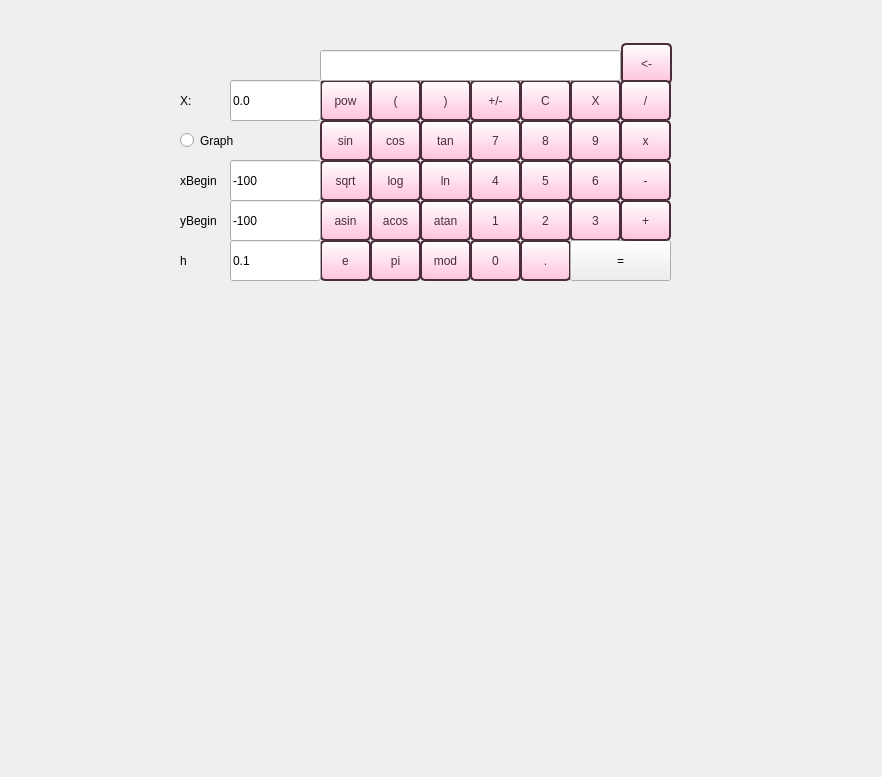
Qt form new/mainwindow.ui (ohiamdaria/smartcalc) before a commit.
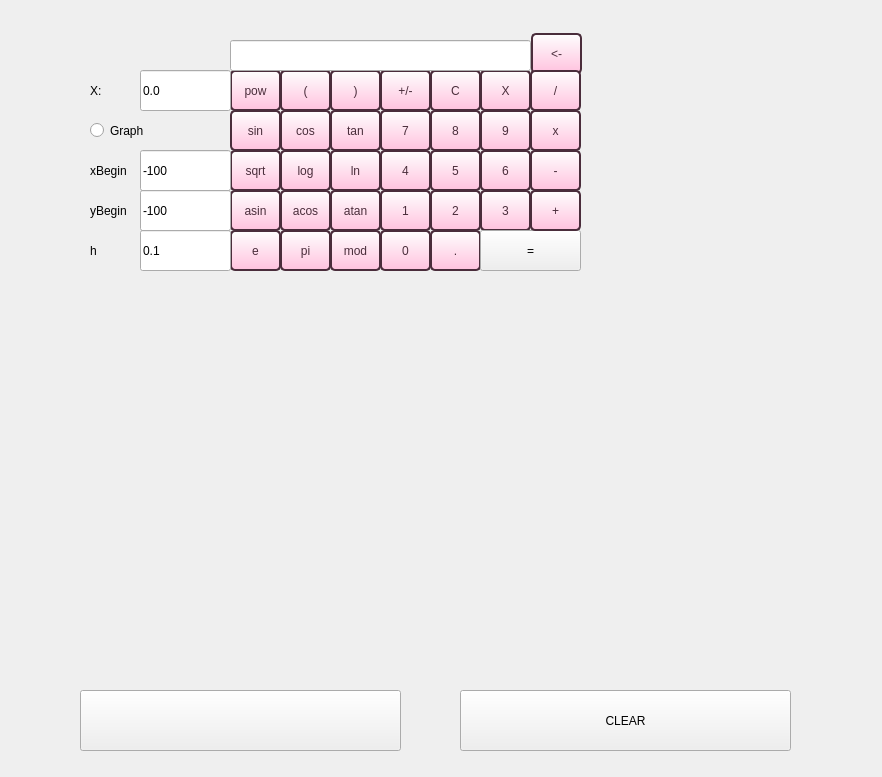
The same form after that commit. Custom widgets are drawn as their Qt base class.

Patch:
```diff
--- a/new/mainwindow.ui
+++ b/new/mainwindow.ui
@@ -20,15 +20,15 @@
       <x>38</x>
       <y>330</y>
       <width>801</width>
-      <height>364</height>
+      <height>321</height>
      </rect>
     </property>
    </widget>
    <widget class="QPushButton" name="push_pow">
     <property name="geometry">
      <rect>
-      <x>320</x>
-      <y>80</y>
+      <x>230</x>
+      <y>70</y>
       <width>51</width>
       <height>41</height>
      </rect>
@@ -65,8 +65,8 @@
    <widget class="QPushButton" name="push_sin">
     <property name="geometry">
      <rect>
-      <x>320</x>
-      <y>120</y>
+      <x>230</x>
+      <y>110</y>
       <width>51</width>
       <height>41</height>
      </rect>
@@ -101,8 +101,8 @@
    <widget class="QPushButton" name="push_sqrt">
     <property name="geometry">
      <rect>
-      <x>320</x>
-      <y>160</y>
+      <x>230</x>
+      <y>150</y>
       <width>51</width>
       <height>41</height>
      </rect>
@@ -137,8 +137,8 @@
    <widget class="QPushButton" name="push_asin">
     <property name="geometry">
      <rect>
-      <x>320</x>
-      <y>200</y>
+      <x>230</x>
+      <y>190</y>
       <width>51</width>
       <height>41</height>
      </rect>
@@ -173,8 +173,8 @@
    <widget class="QPushButton" name="push_e">
     <property name="geometry">
      <rect>
-      <x>320</x>
-      <y>240</y>
+      <x>230</x>
+      <y>230</y>
       <width>51</width>
       <height>41</height>
      </rect>
@@ -209,8 +209,8 @@
    <widget class="QPushButton" name="push_right">
     <property name="geometry">
      <rect>
-      <x>370</x>
-      <y>80</y>
+      <x>280</x>
+      <y>70</y>
       <width>51</width>
       <height>41</height>
      </rect>
@@ -245,8 +245,8 @@
    <widget class="QPushButton" name="push_cos">
     <property name="geometry">
      <rect>
-      <x>370</x>
-      <y>120</y>
+      <x>280</x>
+      <y>110</y>
       <width>51</width>
       <height>41</height>
      </rect>
@@ -281,8 +281,8 @@
    <widget class="QPushButton" name="push_log">
     <property name="geometry">
      <rect>
-      <x>370</x>
-      <y>160</y>
+      <x>280</x>
+      <y>150</y>
       <width>51</width>
       <height>41</height>
      </rect>
@@ -318,8 +318,8 @@
    <widget class="QPushButton" name="push_acos">
     <property name="geometry">
      <rect>
-      <x>370</x>
-      <y>200</y>
+      <x>280</x>
+      <y>190</y>
       <width>51</width>
       <height>41</height>
      </rect>
@@ -354,8 +354,8 @@
    <widget class="QPushButton" name="push_pi">
     <property name="geometry">
      <rect>
-      <x>370</x>
-      <y>240</y>
+      <x>280</x>
+      <y>230</y>
       <width>51</width>
       <height>41</height>
      </rect>
@@ -390,8 +390,8 @@
    <widget class="QPushButton" name="push_left">
     <property name="geometry">
      <rect>
-      <x>420</x>
-      <y>80</y>
+      <x>330</x>
+      <y>70</y>
       <width>51</width>
       <height>41</height>
      </rect>
@@ -426,8 +426,8 @@
    <widget class="QPushButton" name="push_tan">
     <property name="geometry">
      <rect>
-      <x>420</x>
-      <y>120</y>
+      <x>330</x>
+      <y>110</y>
       <width>51</width>
       <height>41</height>
      </rect>
@@ -468,8 +468,8 @@
    <widget class="QPushButton" name="push_ln">
     <property name="geometry">
      <rect>
-      <x>420</x>
-      <y>160</y>
+      <x>330</x>
+      <y>150</y>
       <width>51</width>
       <height>41</height>
      </rect>
@@ -504,8 +504,8 @@
    <widget class="QPushButton" name="push_atan">
     <property name="geometry">
      <rect>
-      <x>420</x>
-      <y>200</y>
+      <x>330</x>
+      <y>190</y>
       <width>51</width>
       <height>41</height>
      </rect>
@@ -540,8 +540,8 @@
    <widget class="QPushButton" name="push_mod">
     <property name="geometry">
      <rect>
-      <x>420</x>
-      <y>240</y>
+      <x>330</x>
+      <y>230</y>
       <width>51</width>
       <height>41</height>
      </rect>
@@ -576,8 +576,8 @@
    <widget class="QPushButton" name="push_unary">
     <property name="geometry">
      <rect>
-      <x>470</x>
-      <y>80</y>
+      <x>380</x>
+      <y>70</y>
       <width>51</width>
       <height>41</height>
      </rect>
@@ -612,8 +612,8 @@
    <widget class="QPushButton" name="push_7">
     <property name="geometry">
      <rect>
-      <x>470</x>
-      <y>120</y>
+      <x>380</x>
+      <y>110</y>
       <width>51</width>
       <height>41</height>
      </rect>
@@ -648,8 +648,8 @@
    <widget class="QPushButton" name="push_4">
     <property name="geometry">
      <rect>
-      <x>470</x>
-      <y>160</y>
+      <x>380</x>
+      <y>150</y>
       <width>51</width>
       <height>41</height>
      </rect>
@@ -684,8 +684,8 @@
    <widget class="QPushButton" name="push_1">
     <property name="geometry">
      <rect>
-      <x>470</x>
-      <y>200</y>
+      <x>380</x>
+      <y>190</y>
       <width>51</width>
       <height>41</height>
      </rect>
@@ -720,8 +720,8 @@
    <widget class="QPushButton" name="push_0">
     <property name="geometry">
      <rect>
-      <x>470</x>
-      <y>240</y>
+      <x>380</x>
+      <y>230</y>
       <width>51</width>
       <height>41</height>
      </rect>
@@ -1060,8 +1060,8 @@
    <widget class="QPushButton" name="push_clear_2">
     <property name="geometry">
      <rect>
-      <x>520</x>
-      <y>80</y>
+      <x>430</x>
+      <y>70</y>
       <width>51</width>
       <height>41</height>
      </rect>
@@ -1096,8 +1096,8 @@
    <widget class="QPushButton" name="push_8">
     <property name="geometry">
      <rect>
-      <x>520</x>
-      <y>120</y>
+      <x>430</x>
+      <y>110</y>
       <width>51</width>
       <height>41</height>
      </rect>
@@ -1132,8 +1132,8 @@
    <widget class="QPushButton" name="push_5">
     <property name="geometry">
      <rect>
-      <x>520</x>
-      <y>160</y>
+      <x>430</x>
+      <y>150</y>
       <width>51</width>
       <height>41</height>
      </rect>
@@ -1168,8 +1168,8 @@
    <widget class="QPushButton" name="push_2">
     <property name="geometry">
      <rect>
-      <x>520</x>
-      <y>200</y>
+      <x>430</x>
+      <y>190</y>
       <width>51</width>
       <height>41</height>
      </rect>
@@ -1204,8 +1204,8 @@
    <widget class="QPushButton" name="push_dot">
     <property name="geometry">
      <rect>
-      <x>520</x>
-      <y>240</y>
+      <x>430</x>
+      <y>230</y>
       <width>51</width>
       <height>41</height>
      </rect>
@@ -1240,8 +1240,8 @@
    <widget class="QPushButton" name="push_X">
     <property name="geometry">
      <rect>
-      <x>570</x>
-      <y>80</y>
+      <x>480</x>
+      <y>70</y>
       <width>51</width>
       <height>41</height>
      </rect>
@@ -1276,8 +1276,8 @@
    <widget class="QPushButton" name="push_9">
     <property name="geometry">
      <rect>
-      <x>570</x>
-      <y>120</y>
+      <x>480</x>
+      <y>110</y>
       <width>51</width>
       <height>41</height>
      </rect>
@@ -1312,8 +1312,8 @@
    <widget class="QPushButton" name="push_6">
     <property name="geometry">
      <rect>
-      <x>570</x>
-      <y>160</y>
+      <x>480</x>
+      <y>150</y>
       <width>51</width>
       <height>41</height>
      </rect>
@@ -1348,8 +1348,8 @@
    <widget class="QPushButton" name="push_3">
     <property name="geometry">
      <rect>
-      <x>570</x>
-      <y>200</y>
+      <x>480</x>
+      <y>190</y>
       <width>51</width>
       <height>41</height>
      </rect>
@@ -1384,8 +1384,8 @@
    <widget class="QPushButton" name="push_eq">
     <property name="geometry">
      <rect>
-      <x>570</x>
-      <y>240</y>
+      <x>480</x>
+      <y>230</y>
       <width>101</width>
       <height>41</height>
      </rect>
@@ -1400,8 +1400,8 @@
    <widget class="QPushButton" name="push_clear">
     <property name="geometry">
      <rect>
-      <x>621</x>
-      <y>43</y>
+      <x>531</x>
+      <y>33</y>
       <width>51</width>
       <height>41</height>
      </rect>
@@ -1437,8 +1437,8 @@
    <widget class="QPushButton" name="push_div">
     <property name="geometry">
      <rect>
-      <x>620</x>
-      <y>80</y>
+      <x>530</x>
+      <y>70</y>
       <width>51</width>
       <height>41</height>
      </rect>
@@ -1473,8 +1473,8 @@
    <widget class="QPushButton" name="push_mul">
     <property name="geometry">
      <rect>
-      <x>620</x>
-      <y>120</y>
+      <x>530</x>
+      <y>110</y>
       <width>51</width>
       <height>41</height>
      </rect>
@@ -1509,8 +1509,8 @@
    <widget class="QPushButton" name="push_minus">
     <property name="geometry">
      <rect>
-      <x>620</x>
-      <y>160</y>
+      <x>530</x>
+      <y>150</y>
       <width>51</width>
       <height>41</height>
      </rect>
@@ -1545,8 +1545,8 @@
    <widget class="QPushButton" name="push_plus">
     <property name="geometry">
      <rect>
-      <x>620</x>
-      <y>200</y>
+      <x>530</x>
+      <y>190</y>
       <width>51</width>
       <height>41</height>
      </rect>
@@ -1581,18 +1581,39 @@
    <widget class="QLineEdit" name="Display">
     <property name="geometry">
      <rect>
-      <x>320</x>
-      <y>50</y>
+      <x>230</x>
+      <y>40</y>
       <width>301</width>
       <height>31</height>
      </rect>
     </property>
+    <property name="styleSheet">
+     <string notr="true">QPushButton {
+	color: rgba(74, 45, 59, 255);
+	background-color: qlineargradient(spread:pad, x1:0, y1:0, x2:0, y2:1, stop:0 rgba(254, 254, 254, 255), stop:1 rgba(255, 194, 222, 255));
+	border: 2px solid rgba(74, 45, 59, 255);
+    border-radius: 5px;
+    padding: 2px;
+}
+QToolButton:checked, QPushButton:checked {
+    background-color: qlineargradient(spread:pad, x1:0, y1:0, x2:0, y2:1, stop:0 rgba(57, 181, 74, 255), stop:1 rgba(7, 150, 70, 255));
+    border-color: rgba(0, 146, 69, 255);
+    border-style: inset;
+}
+
+QToolButton:pressed, QPushButton:pressed {
+    background-color: qlineargradient(spread:pad, x1:0, y1:0, x2:0, y2:1, stop:0 rgba(57, 181, 74, 255), stop:1 rgba(7, 150, 70, 255));
+    border-color: rgba(0, 146, 69, 255);
+    border-style: inset;
+}
+</string>
+    </property>
    </widget>
    <widget class="QLineEdit" name="add_x">
     <property name="geometry">
      <rect>
-      <x>230</x>
-      <y>80</y>
+      <x>140</x>
+      <y>70</y>
       <width>91</width>
       <height>41</height>
      </rect>
@@ -1604,8 +1625,8 @@
    <widget class="QLabel" name="label_4">
     <property name="geometry">
      <rect>
-      <x>180</x>
-      <y>80</y>
+      <x>90</x>
+      <y>70</y>
       <width>51</width>
       <height>41</height>
      </rect>
@@ -1617,8 +1638,8 @@
    <widget class="QRadioButton" name="graph">
     <property name="geometry">
      <rect>
-      <x>180</x>
-      <y>120</y>
+      <x>90</x>
+      <y>110</y>
       <width>141</width>
       <height>41</height>
      </rect>
@@ -1630,8 +1651,8 @@
    <widget class="QLabel" name="label_2">
     <property name="geometry">
      <rect>
-      <x>180</x>
-      <y>160</y>
+      <x>90</x>
+      <y>150</y>
       <width>51</width>
       <height>41</height>
      </rect>
@@ -1643,8 +1664,8 @@
    <widget class="QLineEdit" name="x_Begin">
     <property name="geometry">
      <rect>
-      <x>230</x>
-      <y>160</y>
+      <x>140</x>
+      <y>150</y>
       <width>91</width>
       <height>41</height>
      </rect>
@@ -1656,8 +1677,8 @@
    <widget class="QLineEdit" name="y_Begin">
     <property name="geometry">
      <rect>
-      <x>230</x>
-      <y>200</y>
+      <x>140</x>
+      <y>190</y>
       <width>91</width>
       <height>41</height>
      </rect>
@@ -1669,8 +1690,8 @@
    <widget class="QLabel" name="label">
     <property name="geometry">
      <rect>
-      <x>180</x>
-      <y>200</y>
+      <x>90</x>
+      <y>190</y>
       <width>51</width>
       <height>41</height>
      </rect>
@@ -1682,8 +1703,8 @@
    <widget class="QLineEdit" name="add_h">
     <property name="geometry">
      <rect>
-      <x>230</x>
-      <y>240</y>
+      <x>140</x>
+      <y>230</y>
       <width>91</width>
       <height>41</height>
      </rect>
@@ -1695,8 +1716,8 @@
    <widget class="QLabel" name="label_3">
     <property name="geometry">
      <rect>
-      <x>180</x>
-      <y>240</y>
+      <x>90</x>
+      <y>230</y>
       <width>51</width>
       <height>41</height>
      </rect>
@@ -1705,6 +1726,32 @@
      <string>h</string>
     </property>
    </widget>
+   <widget class="QPushButton" name="push_run">
+    <property name="geometry">
+     <rect>
+      <x>80</x>
+      <y>690</y>
+      <width>321</width>
+      <height>61</height>
+     </rect>
+    </property>
+    <property name="text">
+     <string/>
+    </property>
+   </widget>
+   <widget class="QPushButton" name="push_stop">
+    <property name="geometry">
+     <rect>
+      <x>460</x>
+      <y>690</y>
+      <width>331</width>
+      <height>61</height>
+     </rect>
+    </property>
+    <property name="text">
+     <string>CLEAR</string>
+    </property>
+   </widget>
   </widget>
  </widget>
  <customwidgets>
```
